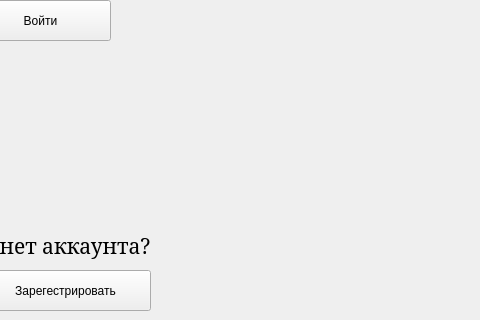
MaximGulyaev/BlockChainKazan2017, file MainForm.ui: the form before one commit; both pictures show x 320 to 800 and y 280 to 600 of the 800 by 600 pixel window.
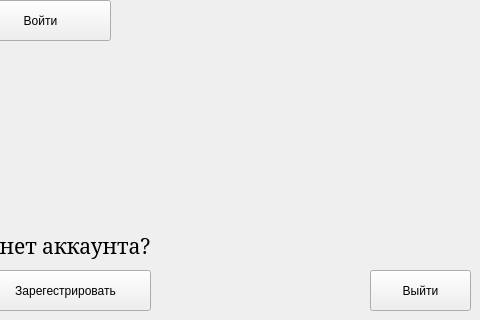
The form after the commit. The open tabs and pages were chosen to show the change.

Commit message: Добавил кнопку выхода из окна регистрации и авторизации

```diff
--- a/MainForm.ui
+++ b/MainForm.ui
@@ -143,6 +143,19 @@
        <string>/home/arthur/Git_folder/PrivateKey_0</string>
       </property>
      </widget>
+     <widget class="QPushButton" name="pb_main_Exit_2">
+      <property name="geometry">
+       <rect>
+        <x>690</x>
+        <y>550</y>
+        <width>101</width>
+        <height>41</height>
+       </rect>
+      </property>
+      <property name="text">
+       <string>Выйти</string>
+      </property>
+     </widget>
     </widget>
     <widget class="QWidget" name="pg_registration">
      <widget class="QWidget" name="formLayoutWidget">
```
Left out of the diff: 15 changed lines with no effect on the pictures. The commit also changes 3 other files.
